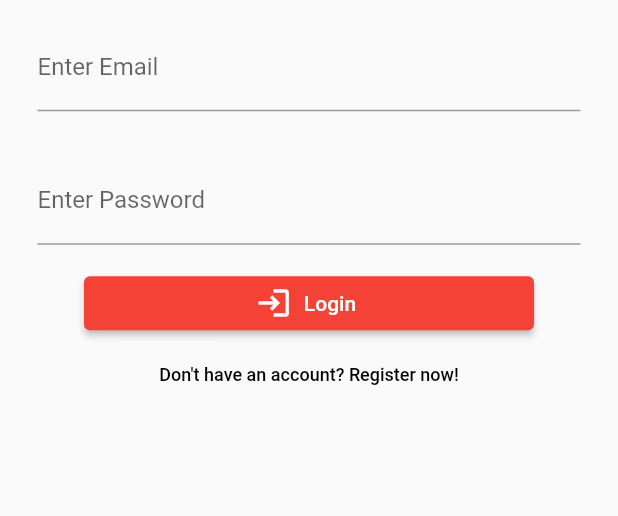
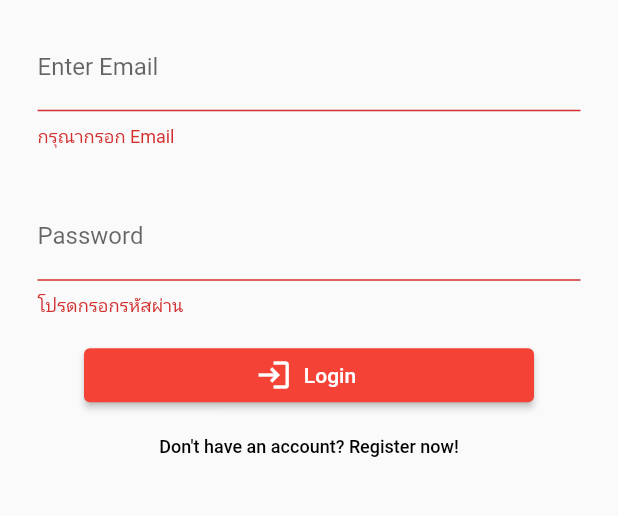
Before and after one commit to RachataS/DevFMI, a Flutter app: the screen it shows after launch, after a tap on "Login", on a phone screen of 412 x 824 dp, the part 290-806 px from its top. Run offline on Flutter 3.47's test engine with Material 2 defaults, Android fonts, the phone set to English and light mode, and no system bars; our stand-ins replace firebase_auth, firebase_core, fluttertoast, form_field_validator; accounts and stored records are empty.

Commit message:
register and home screen finish <RS>

```diff
--- a/findmyitems/lib/screen/home.dart
+++ b/findmyitems/lib/screen/home.dart
@@ -34,21 +34,16 @@ class _HomeScreenState extends State<HomeScreen> {
           );
         } else if (snapshot.connectionState == ConnectionState.done) {
           return Scaffold(
-                appBar: AppBar(
-                  title: Text("Login"),
-                ),
+            appBar: AppBar(title: Text("Login")),
             body: Container(
+              child: Form(
                 key: formKey,
-                  //Find My Items text
-                  padding: const EdgeInsets.fromLTRB(10, 50, 10, 10),
+                child: Padding(
+                  padding: const EdgeInsets.fromLTRB(10, 50, 10, 20),
                   child: SingleChildScrollView(
                     child: Column(
                       children: [
                         Image.asset("assets/images/FMIslogo.png"),
-                        /*Text(
-                      'Find My Items',
-                      style: CustomTextStyle.nameOfTextStyle,
-                    ),*/
                         Padding(
                           padding: const EdgeInsets.fromLTRB(15, 15, 15, 15),
                           child: TextFormField(
@@ -56,7 +51,7 @@ class _HomeScreenState extends State<HomeScreen> {
                                 RequiredValidator(errorText: 'กรุณากรอก Email'),
                                 EmailValidator(
                                     errorText:
-                                        'รูปแบบ Email ไม่ถูกตต้อง กรุณากรอกอีกครั้ง')
+                                        'รูปแบบ Email ไม่ถูกต้อง กรุณากรอกอีกครั้ง')
                               ]),
                               onSaved: (var email) {
                                 profile.email = email;
@@ -83,15 +78,10 @@ class _HomeScreenState extends State<HomeScreen> {
                               obscureText: true,
                               decoration: const InputDecoration(
                                 border: UnderlineInputBorder(),
-                                labelText: 'Enter Password',
+                                labelText: 'Password',
                               )),
                         ),
-
-                        //login button
-                        Column(
-                          children: [
                         Center(
-                              //padding: const EdgeInsets.fromLTRB(50, 50, 50, 0),
                           child: SizedBox(
                             width: 300,
                             child: ElevatedButton.icon(
@@ -103,9 +93,26 @@ class _HomeScreenState extends State<HomeScreen> {
                                           .signInWithEmailAndPassword(
                                               email: profile.email,
                                               password: profile.password);
+                                      Fluttertoast.showToast(
+                                          msg: "เข้าสู่ระบบสำเร็จ",
+                                          gravity: ToastGravity.TOP);
+                                      Navigator.pushReplacement(context,
+                                          MaterialPageRoute(builder: (context) {
+                                        return mainHomeScreen();
+                                      }));
                                     } on FirebaseAuthException catch (e) {
+                                      var message;
+                                      if (e.code == "email-already-in-use") {
+                                        message =
+                                            "อีเมลนี้เคยถูกใช้ลงทะเบียนแล้ว โปรดใช้อีเมลอื่นหรือเข้าสู่ระบบ";
+                                      } else if (e.code == "weak-password") {
+                                        message =
+                                            "รหัสผ่านต้องมีความยาวมากกว่า 8 ตัวอักษร";
+                                      } else {
+                                        message == e.code;
+                                      }
                                       Fluttertoast.showToast(
-                                              msg: e.code,
+                                          msg: message,
                                           gravity: ToastGravity.TOP);
                                     }
                                     formKey.currentState?.reset();
@@ -127,29 +134,22 @@ class _HomeScreenState extends State<HomeScreen> {
                               style: btTextStyle.nameOfTextStyle,
                             ))
                       ],
-                        )
-                      ],
                     ),
                   ),
-                ));
+                ),
+              ),
+            ),
+          );
         }
         return Scaffold(
           body: Center(
             child: CircularProgressIndicator(),
           ),
         );
-        });
+      },
+    );
   }
 }
-
-/*class CustomTextStyle {
-  static const TextStyle nameOfTextStyle = TextStyle(
-    fontSize: 40,
-    color: Colors.black,
-    fontWeight: FontWeight.bold,
-    fontFamily: 'Inter',
-  );
-}*/
 
 class btTextStyle {
   static const TextStyle nameOfTextStyle =
```
Also changed, not shown: findmyitems/lib/screen/oldhome.dart (added, +157 -0 lines), findmyitems/lib/screen/register.dart (+8 -0 lines). Lines whose indentation alone changed are shown as unchanged.
